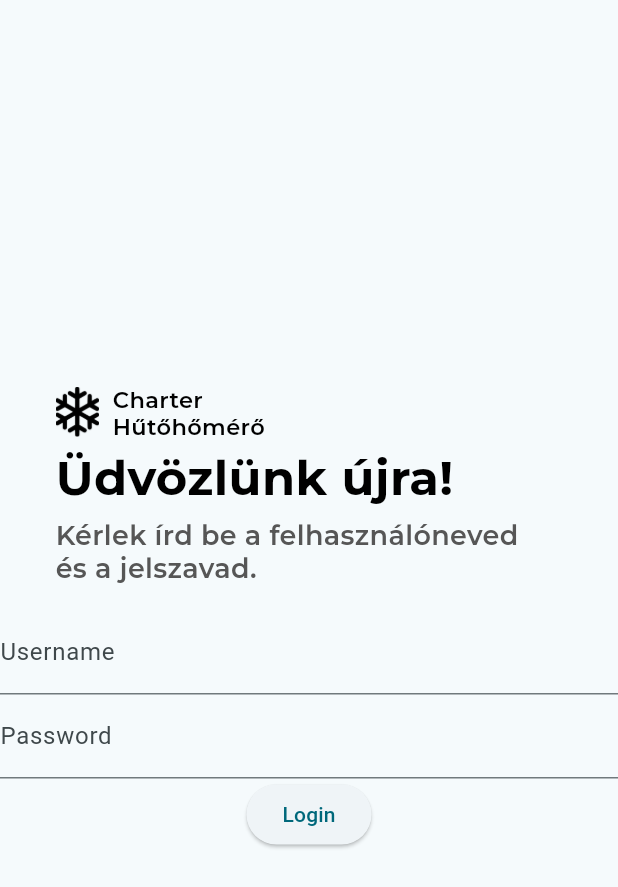
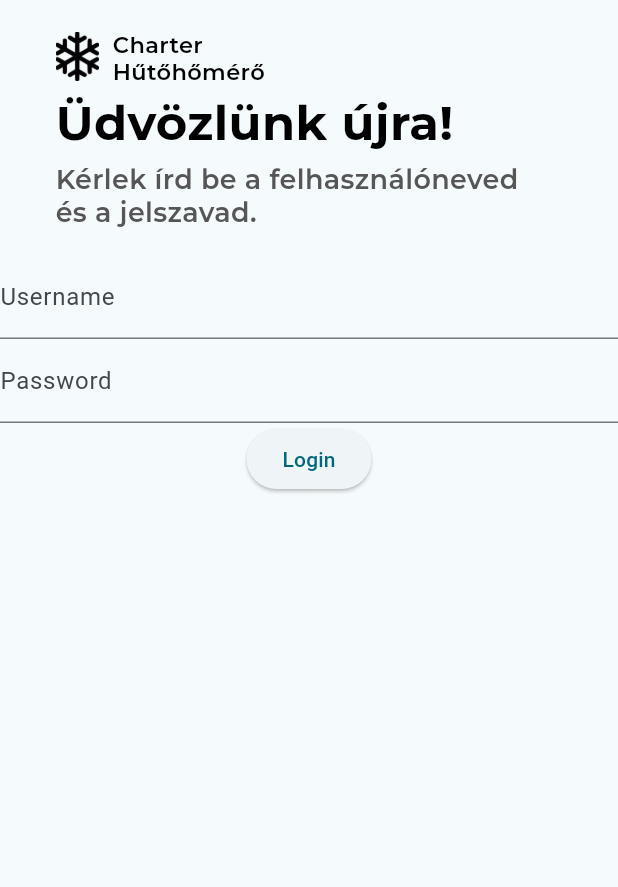
Before and after one commit to ReinerRego/HutoHomero, a Flutter app: the screen it shows after launch, on a phone screen of 412 x 824 dp. Shown: the top 887 px of the screen. Run offline on Flutter 3.47's test engine with Material 2 defaults, Android fonts, the phone set to English and light mode, and no system bars; our stand-ins replace flutter_svg, get, shared_preferences; project files that could hold a hidden picture were left out.

Commit message:
changed app

```diff
--- a/flutter_HutoHomero/hutohomero/lib/login_page.dart
+++ b/flutter_HutoHomero/hutohomero/lib/login_page.dart
@@ -5,6 +5,8 @@ import 'package:hutohomero/main.dart';
 import 'dart:convert';
 import 'package:shared_preferences/shared_preferences.dart';
 import 'package:flutter_svg/flutter_svg.dart';
+import 'dart:ui';
+import 'package:get/get.dart';
 
 class LoginPage extends StatefulWidget {
   const LoginPage({super.key});
@@ -71,8 +73,7 @@ class _LoginPageState extends State<LoginPage> {
         builder: (context) {
           return AlertDialog(
             title: const Text('Hiba!'),
-            content: const Text(
-                'Ismeretlen hiba történt! (unreachable)'),
+            content: const Text('Ismeretlen hiba történt! (unreachable)'),
             actions: <Widget>[
               ElevatedButton(
                 onPressed: () {
@@ -102,8 +103,10 @@ class _LoginPageState extends State<LoginPage> {
     return Scaffold(
       body: Center(
         child: Column(
-          mainAxisAlignment: MainAxisAlignment.center,
+          mainAxisAlignment: MainAxisAlignment.start,
+          crossAxisAlignment: CrossAxisAlignment.center,
           children: <Widget>[
+            SizedBox(height: MediaQuery.of(context).padding.top + 20),
             Container(
               width: 338,
               height: 150,
@@ -165,7 +168,10 @@ class _LoginPageState extends State<LoginPage> {
                                 mainAxisSize: MainAxisSize.min,
                                 mainAxisAlignment: MainAxisAlignment.start,
                                 crossAxisAlignment: CrossAxisAlignment.start,
-                                children: [Image(image: AssetImage('assets/snowflake.png'))],
+                                children: [
+                                  Image(
+                                      image: AssetImage('assets/snowflake.png'))
+                                ],
                               ),
                             ),
                           ),
--- a/flutter_HutoHomero/hutohomero/pubspec.yaml
+++ b/flutter_HutoHomero/hutohomero/pubspec.yaml
@@ -38,6 +38,7 @@ dependencies:
   # Use with the CupertinoIcons class for iOS style icons.
   cupertino_icons: ^1.0.2
   flutter_svg: ^2.0.9
+  get: ^4.6.6
 
 dev_dependencies:
   flutter_test:
```
Also changed, not shown: flutter_HutoHomero/hutohomero/pubspec.lock, 1 other file.
